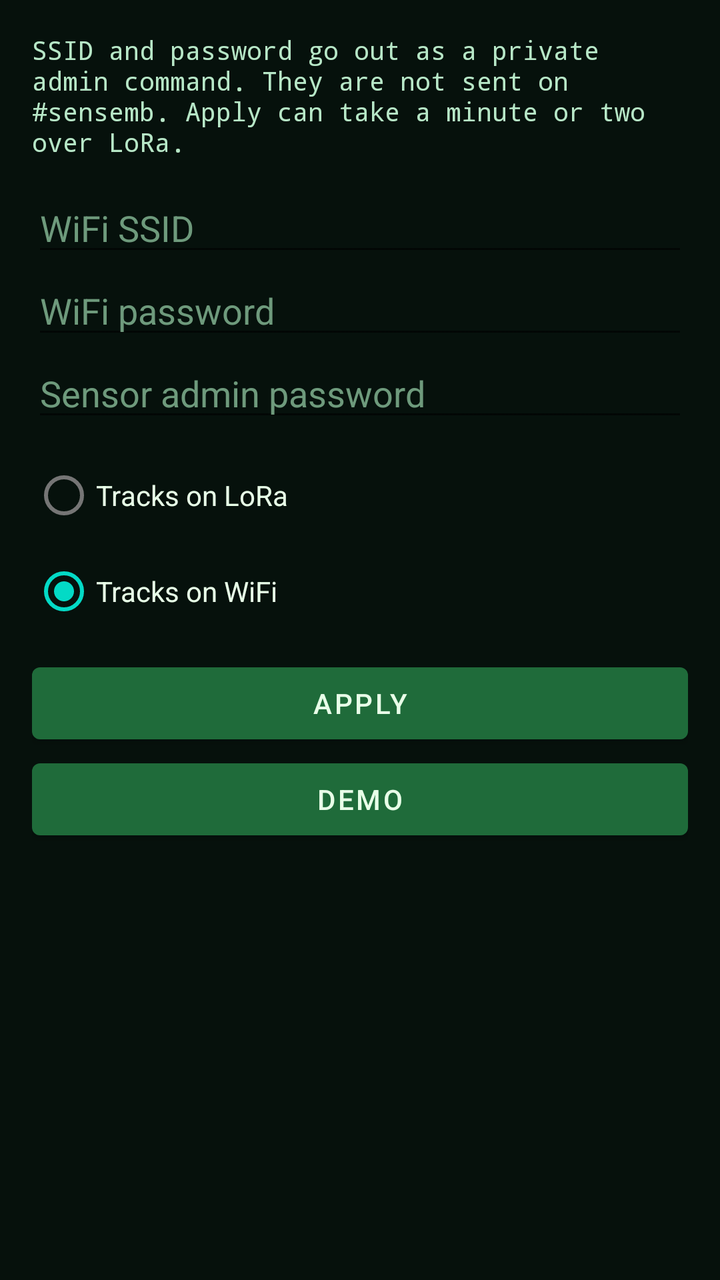
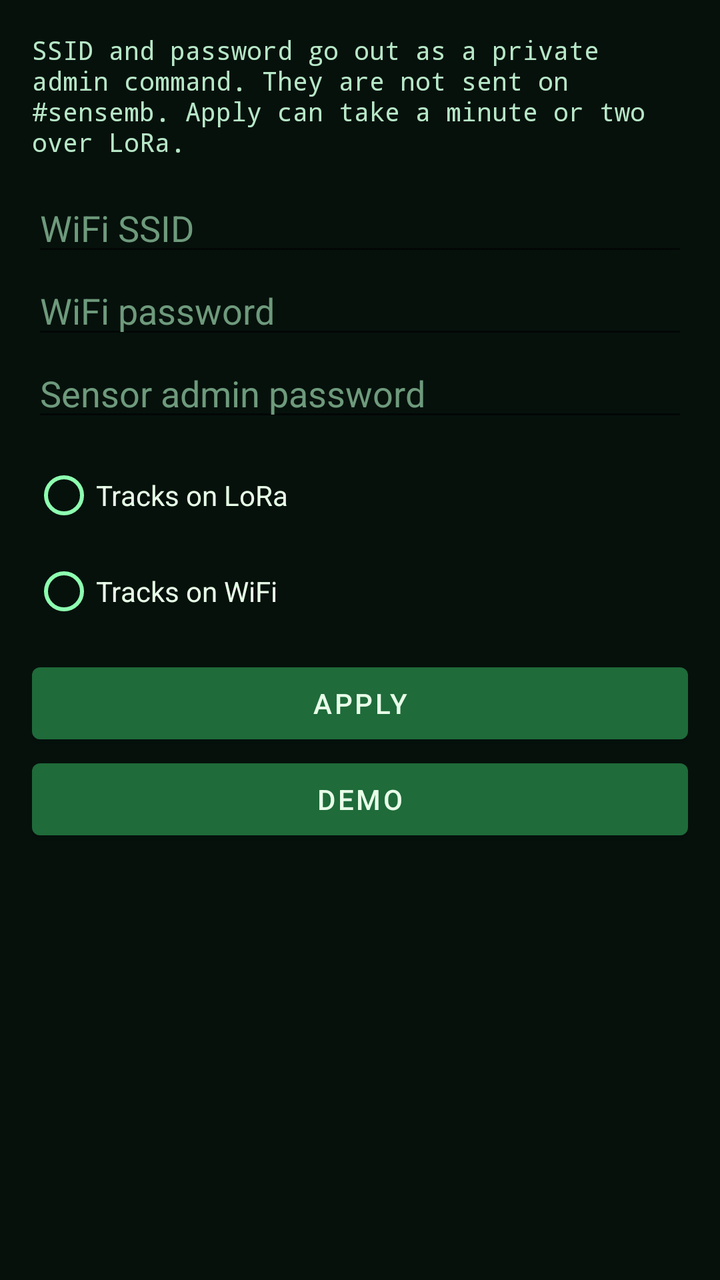

Before-and-after screenshots of an Android layout around one commit, followed by the original layout XML and the change that was made.
<!-- AndroidManifest.xml: application theme Theme.H4Motion -->
<!-- res/layout/dialog_config.xml -->
<?xml version="1.0" encoding="utf-8"?>
<ScrollView xmlns:android="http://schemas.android.com/apk/res/android"
    android:layout_width="match_parent"
    android:layout_height="wrap_content"
    android:background="#06110C">

    <LinearLayout
        android:layout_width="match_parent"
        android:layout_height="wrap_content"
        android:orientation="vertical"
        android:padding="16dp">

        <TextView
            android:layout_width="match_parent"
            android:layout_height="wrap_content"
            android:fontFamily="monospace"
            android:text="SSID and password go out as a private admin command. They are not sent on #sensemb. Apply can take a minute or two over LoRa."
            android:textColor="#B7E7C7"
            android:textSize="13sp" />

        <EditText
            android:id="@+id/ssid"
            android:layout_width="match_parent"
            android:layout_height="wrap_content"
            android:layout_marginTop="12dp"
            android:hint="WiFi SSID"
            android:importantForAutofill="no"
            android:inputType="text"
            android:textColor="#E8FFE8"
            android:textColorHint="#6E9A7C" />

        <EditText
            android:id="@+id/wifiPass"
            android:layout_width="match_parent"
            android:layout_height="wrap_content"
            android:hint="WiFi password"
            android:importantForAutofill="no"
            android:inputType="textPassword"
            android:textColor="#E8FFE8"
            android:textColorHint="#6E9A7C" />

        <EditText
            android:id="@+id/adminPass"
            android:layout_width="match_parent"
            android:layout_height="wrap_content"
            android:hint="Sensor admin password"
            android:importantForAutofill="no"
            android:inputType="textPassword"
            android:textColor="#E8FFE8"
            android:textColorHint="#6E9A7C" />

        <RadioGroup
            android:id="@+id/linkMode"
            android:layout_width="match_parent"
            android:layout_height="wrap_content"
            android:layout_marginTop="8dp">

            <RadioButton
                android:id="@+id/modeLora"
                android:layout_width="match_parent"
                android:layout_height="wrap_content"
                android:text="Tracks on LoRa"
                android:textColor="#E8FFE8" />

            <RadioButton
                android:id="@+id/modeWifi"
                android:layout_width="match_parent"
                android:layout_height="wrap_content"
                android:checked="true"
                android:text="Tracks on WiFi"
                android:textColor="#E8FFE8" />
        </RadioGroup>

        <Button
            android:id="@+id/btnApply"
            android:layout_width="match_parent"
            android:layout_height="wrap_content"
            android:layout_marginTop="8dp"
            android:text="Apply" />

        <Button
            android:id="@+id/btnDemoRow"
            android:layout_width="match_parent"
            android:layout_height="wrap_content"
            android:text="Demo" />
    </LinearLayout>
</ScrollView>
<!-- resources referenced by this layout -->
<resources>
  <style name="Theme.H4Motion" parent="Theme.MaterialComponents.DayNight.NoActionBar">
          <item name="android:statusBarColor">#06110C</item>
          <item name="android:navigationBarColor">#06110C</item>
          <item name="android:windowBackground">#06110C</item>
          <item name="colorPrimary">#1F6B3A</item>
          <item name="colorOnPrimary">#E8FFE8</item>
      </style>
</resources>

<!-- the commit's change to res/layout/dialog_config.xml (unified diff, before → after) -->
@@ -59,6 +59,7 @@
                 android:id="@+id/modeLora"
                 android:layout_width="match_parent"
                 android:layout_height="wrap_content"
+                android:buttonTint="#8DFFB0"
                 android:text="Tracks on LoRa"
                 android:textColor="#E8FFE8" />
 
@@ -66,7 +67,7 @@
                 android:id="@+id/modeWifi"
                 android:layout_width="match_parent"
                 android:layout_height="wrap_content"
-                android:checked="true"
+                android:buttonTint="#8DFFB0"
                 android:text="Tracks on WiFi"
                 android:textColor="#E8FFE8" />
         </RadioGroup>
